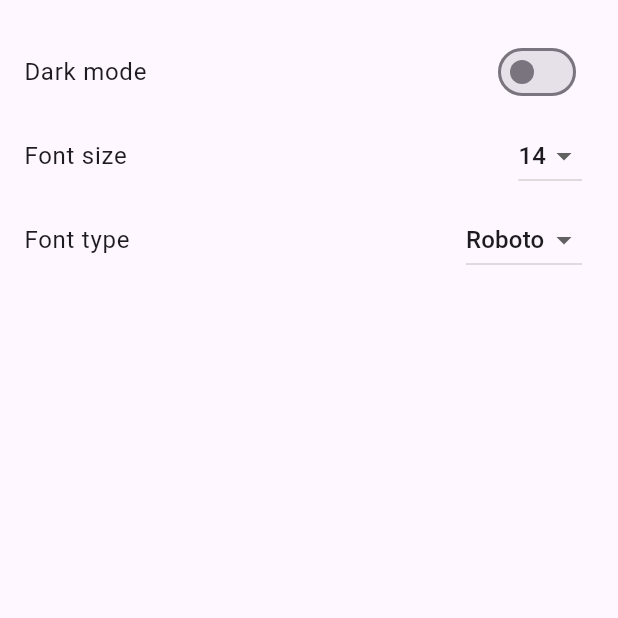
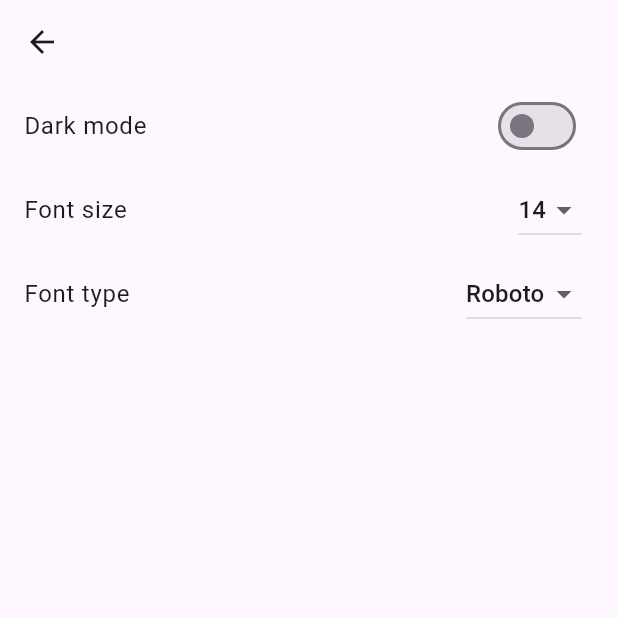
Before and after one commit to archsolar/tomorrow_todo, a Flutter app: the Settings screen opened directly, on a phone screen of 412 x 824 dp, the top half of it. Run offline on Flutter 3.47's test engine with Material 3 defaults, Android fonts, the phone set to English and light mode, and no system bars.

Commit message:
Added a back button on settings

```diff
--- a/lib/settings.dart
+++ b/lib/settings.dart
@@ -15,8 +15,11 @@ class _SettingsState extends State<Settings> {
   @override
   Widget build(BuildContext context) {
     return Scaffold(
+      appBar: AppBar(
+        leading: BackButton(),
+      ),
       body: Padding(
-        padding: const EdgeInsets.only(top: 20.0), // adjust the value as needed
+        padding: const EdgeInsets.only(top: 0.0), // adjust the value as needed
         child: ListView(
           children: <Widget>[
             ListTile(
```
Also changed, not shown: lib/main.dart (+5 -3 lines).
